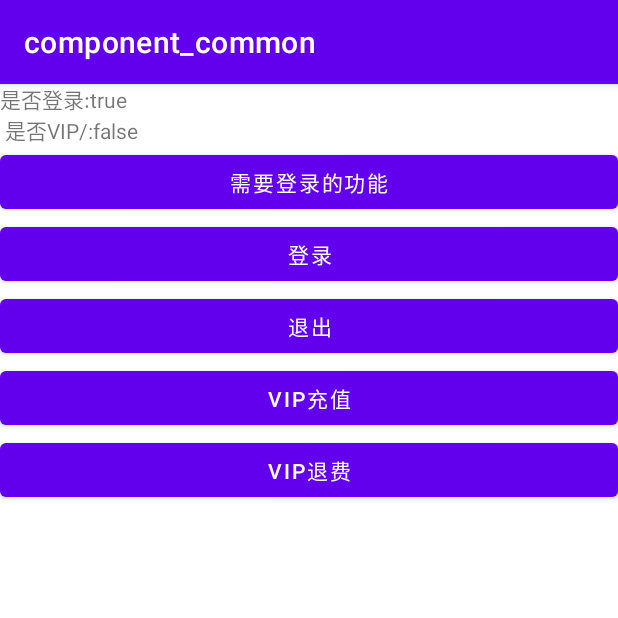
After one commit to yezizaiqiutian/component_common, an Android app: the LoginInterceptorActivity screen opened directly, with no data from a screen before it, on a phone screen of 412 x 824 dp, the top half of it. The commit adds this screen. Run offline under Robolectric (Android 15) with nearby library versions, the phone set to English and light mode, and no system bars.

Commit message:
工具类提交,demo调用示例

```diff
--- a/app/src/main/AndroidManifest.xml
+++ b/app/src/main/AndroidManifest.xml
@@ -18,6 +18,11 @@
                 <category android:name="android.intent.category.LAUNCHER" />
             </intent-filter>
         </activity>
+
+        <activity android:name=".logininterceptor.LoginInterceptorActivity" />
+        <activity android:name=".logininterceptor.LoginActivity" />
+        <activity android:name=".logininterceptor.VipActivity" />
+
     </application>
 
 </manifest>
--- /dev/null
+++ b/app/src/main/java/com/gh/component_common/logininterceptor/LoginInterceptorActivity.kt
@@ -0,0 +1,107 @@
+package com.gh.component_common.logininterceptor
+
+import android.content.Context
+import android.content.Intent
+import android.os.Bundle
+import android.view.View
+import android.widget.TextView
+import android.widget.Toast
+import androidx.appcompat.app.AppCompatActivity
+import com.gh.component_common.R
+import com.gh.lib_core.utils.LogUtils
+import com.gh.lib_core.utils.interceptor.CheckStateListener
+import com.gh.lib_core.utils.interceptor.Interceptor
+import com.gh.lib_core.utils.interceptor.InterceptorCheck
+
+/**
+ * @author: gh
+ * @description:
+ * @date: 2022/3/23.
+ * @from:
+ */
+class LoginInterceptorActivity : AppCompatActivity() {
+
+    lateinit var tv_state: TextView
+
+
+    companion object {
+        fun access(context: Context) {
+            val intent = Intent(context, LoginInterceptorActivity::class.java)
+            context.startActivity(intent)
+        }
+    }
+
+    override fun onCreate(savedInstanceState: Bundle?) {
+        super.onCreate(savedInstanceState)
+        setContentView(R.layout.activity_logininterceptor)
+
+        tv_state = findViewById<TextView>(R.id.tv_state)
+        val btn_needlogin = findViewById<View>(R.id.btn_needlogin)
+        val btn_login = findViewById<View>(R.id.btn_login)
+        val btn_logout = findViewById<View>(R.id.btn_logout)
+        val btn_vip = findViewById<View>(R.id.btn_vip)
+        val btn_novip = findViewById<View>(R.id.btn_novip)
+
+
+
+        btn_needlogin.setOnClickListener {
+
+            InterceptorCheck.instance
+                .setTarget {
+                    Toast.makeText(
+                        this@LoginInterceptorActivity,
+                        "所有条件均满足......",
+                        Toast.LENGTH_SHORT
+                    ).show()
+                }
+                .addInterceptor(
+                    LoginInterceptor(this@LoginInterceptorActivity),
+                    VipInterceptor(this@LoginInterceptorActivity)
+                )
+                .setCheckStateListener(object : CheckStateListener {
+
+                    override fun onOneConditionSuccess(interceptor: Interceptor) {
+                        LogUtils.d("条件不满足${interceptor.javaClass.name}")
+                    }
+
+                    override fun onOneConditionError(interceptor: Interceptor) {
+                        LogUtils.d("条件满足${interceptor.javaClass.name}")
+                    }
+
+                    override fun onCheckAbort() {
+                        LogUtils.d("条件检查流程中断")
+                    }
+
+                })
+                .startCheck()
+
+        }
+        btn_login.setOnClickListener {
+            UserBean.isLogin = true
+            refreshState()
+        }
+        btn_logout.setOnClickListener {
+            UserBean.isLogin = false
+            refreshState()
+        }
+        btn_vip.setOnClickListener {
+            UserBean.isVip = true
+            refreshState()
+        }
+        btn_novip.setOnClickListener {
+            UserBean.isVip = false
+            refreshState()
+        }
+
+    }
+
+    override fun onResume() {
+        super.onResume()
+        refreshState()
+    }
+
+    fun refreshState() {
+        tv_state.text = "是否登录:${UserBean.isLogin} \n 是否VIP/:${UserBean.isVip}"
+    }
+
+}
--- /dev/null
+++ b/app/src/main/java/com/gh/component_common/logininterceptor/UserBean.kt
@@ -0,0 +1,15 @@
+package com.gh.component_common.logininterceptor
+
+/**
+ * @author: gh
+ * @description:
+ * @date: 2022/3/23.
+ * @from:
+ */
+object UserBean {
+
+    var isLogin: Boolean = false
+
+    var isVip:Boolean = false
+
+}
--- /dev/null
+++ b/app/src/main/res/layout/activity_logininterceptor.xml
@@ -0,0 +1,42 @@
+<?xml version="1.0" encoding="utf-8"?>
+<LinearLayout xmlns:android="http://schemas.android.com/apk/res/android"
+    android:layout_width="match_parent"
+    android:layout_height="match_parent"
+    android:orientation="vertical">
+
+    <TextView
+        android:id="@+id/tv_state"
+        android:layout_width="wrap_content"
+        android:layout_height="wrap_content" />
+
+    <Button
+        android:id="@+id/btn_needlogin"
+        android:layout_width="match_parent"
+        android:layout_height="wrap_content"
+        android:text="需要登录的功能" />
+
+    <Button
+        android:id="@+id/btn_login"
+        android:layout_width="match_parent"
+        android:layout_height="wrap_content"
+        android:text="登录" />
+
+    <Button
+        android:id="@+id/btn_logout"
+        android:layout_width="match_parent"
+        android:layout_height="wrap_content"
+        android:text="退出" />
+
+    <Button
+        android:id="@+id/btn_vip"
+        android:layout_width="match_parent"
+        android:layout_height="wrap_content"
+        android:text="VIP充值" />
+
+    <Button
+        android:id="@+id/btn_novip"
+        android:layout_width="match_parent"
+        android:layout_height="wrap_content"
+        android:text="VIP退费" />
+
+</LinearLayout>
```
Also changed, not shown: app/src/main/java/com/gh/component_common/MainActivity.kt (+7 -0 lines), app/src/main/java/com/gh/component_common/logininterceptor/LoginActivity.kt (added, +38 -0 lines), app/src/main/java/com/gh/component_common/logininterceptor/LoginInterceptor.kt (added, +29 -0 lines), app/src/main/java/com/gh/component_common/logininterceptor/VipActivity.kt (added, +40 -0 lines), app/src/main/java/com/gh/component_common/logininterceptor/VipInterceptor.kt (added, +28 -0 lines), app/src/main/res/layout/activity_login.xml (added, +13 -0 lines), app/src/main/res/layout/activity_main.xml (+7 -9 lines), lib_core/src/main/java/com/gh/lib_core/utils/ActivityManager.java (added, +133 -0 lines), lib_core/src/main/java/com/gh/lib_core/utils/LogUtils.java (added, +74 -0 lines), lib_core/src/main/java/com/gh/lib_core/utils/interceptor/InterceptorCheck.kt (added, +173 -0 lines).
